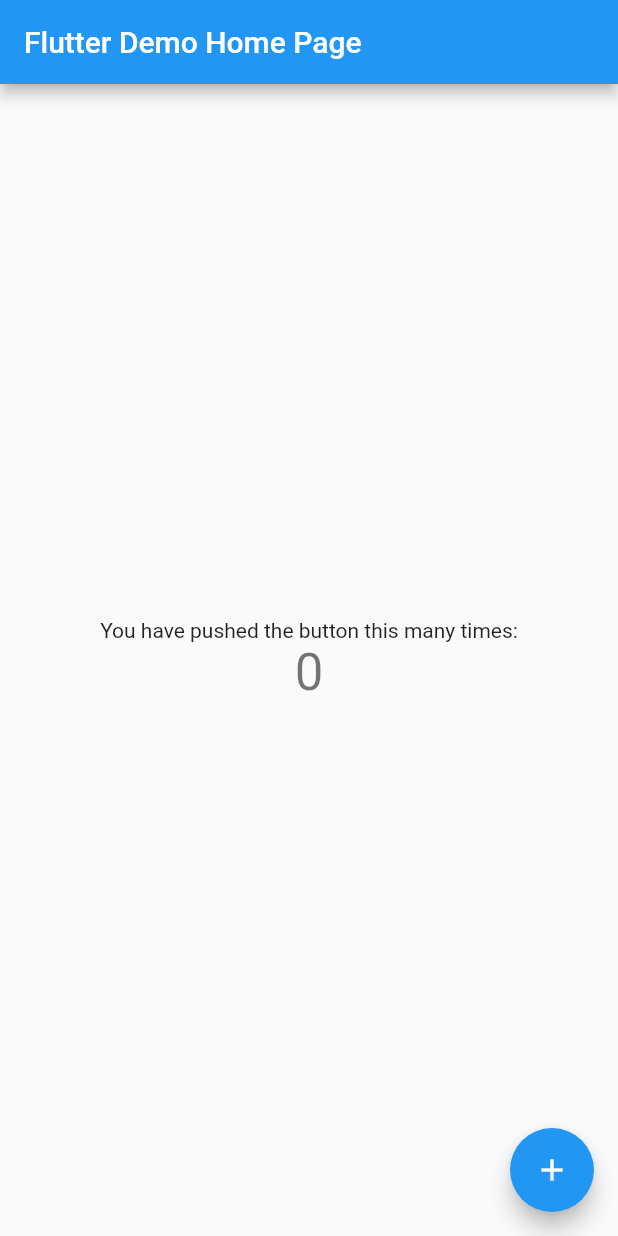
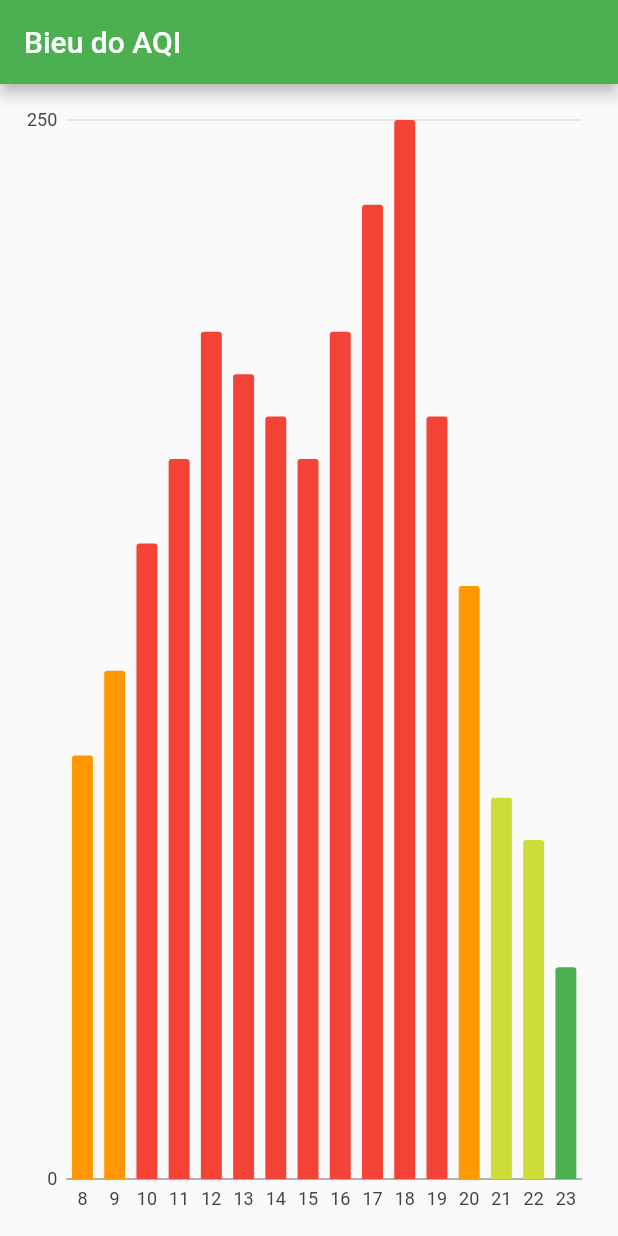
Before and after one commit to dath7/ChartAirsense, a Flutter app: the screen it shows after launch, on a phone screen of 412 x 824 dp. Run offline on Flutter 3.47's test engine with Material 2 defaults, Android fonts, the phone set to English and light mode, and no system bars; our stand-ins replace charts_flutter.

Commit message:
first commit

```diff
--- /dev/null
+++ b/lib/bar_chart.dart
@@ -0,0 +1,9 @@
+import 'package:charts_flutter/flutter.dart' as charts;
+
+class AQIChart {
+  int value;
+  String time;
+  final charts.Color color;
+
+  AQIChart({required this.value, required this.time, required this.color});
+}
--- /dev/null
+++ b/lib/homePage.dart
@@ -0,0 +1,114 @@
+import 'package:flutter/material.dart';
+import 'package:charts_flutter/flutter.dart' as charts;
+import 'package:impoor/bar_chart.dart';
+
+class HomePage extends StatelessWidget {
+  HomePage({super.key});
+  // create data
+  final List<AQIChart> data = [
+    AQIChart(
+      value: 100,
+      time: '8',
+      color: charts.ColorUtil.fromDartColor(Colors.orange),
+    ),
+    AQIChart(
+      value: 120,
+      time: '9',
+      color: charts.ColorUtil.fromDartColor(Colors.orange),
+    ),
+    AQIChart(
+      value: 150,
+      time: '10',
+      color: charts.ColorUtil.fromDartColor(Colors.red),
+    ),
+    AQIChart(
+      value: 170,
+      time: '11',
+      color: charts.ColorUtil.fromDartColor(Colors.red),
+    ),
+    AQIChart(
+      value: 200,
+      time: '12',
+      color: charts.ColorUtil.fromDartColor(Colors.red),
+    ),
+    AQIChart(
+      value: 190,
+      time: '13',
+      color: charts.ColorUtil.fromDartColor(Colors.red),
+    ),
+    AQIChart(
+      value: 180,
+      time: '14',
+      color: charts.ColorUtil.fromDartColor(Colors.red),
+    ),
+    AQIChart(
+      value: 170,
+      time: '15',
+      color: charts.ColorUtil.fromDartColor(Colors.red),
+    ),
+    AQIChart(
+      value: 200,
+      time: '16',
+      color: charts.ColorUtil.fromDartColor(Colors.red),
+    ),
+    AQIChart(
+      value: 230,
+      time: '17',
+      color: charts.ColorUtil.fromDartColor(Colors.red),
+    ),
+    AQIChart(
+      value: 250,
+      time: '18',
+      color: charts.ColorUtil.fromDartColor(Colors.red),
+    ),
+    AQIChart(
+      value: 180,
+      time: '19',
+      color: charts.ColorUtil.fromDartColor(Colors.red),
+    ),
+    AQIChart(
+      value: 140,
+      time: '20',
+      color: charts.ColorUtil.fromDartColor(Colors.orange),
+    ),
+    AQIChart(
+      value: 90,
+      time: '21',
+      color: charts.ColorUtil.fromDartColor(Colors.lime),
+    ),
+    AQIChart(
+      value: 80,
+      time: '22',
+      color: charts.ColorUtil.fromDartColor(Colors.lime),
+    ),
+    AQIChart(
+      value: 50,
+      time: '23',
+      color: charts.ColorUtil.fromDartColor(Colors.green),
+    ),
+  ];
+
+  @override
+  Widget build(BuildContext context) {
+    // create series
+    List<charts.Series<AQIChart, String>> series = [
+      charts.Series(
+        id: "AQI",
+        data: data,
+        domainFn: (AQIChart series, _) => series.time,
+        measureFn: (AQIChart series, _) => series.value,
+        colorFn: (AQIChart series, _) => series.color,
+      )
+    ];
+    return Scaffold(
+      appBar: AppBar(
+        backgroundColor: Colors.green,
+        title: const Text('Bieu do AQI'),
+      ),
+      body: Container(
+        padding: const EdgeInsets.all(10),
+        child: charts.BarChart(series, animate: true),
+      ),
+    );
+  }
+}
--- a/lib/main.dart
+++ b/lib/main.dart
@@ -1,4 +1,5 @@
 import 'package:flutter/material.dart';
+import 'package:impoor/homePage.dart';
 
 void main() {
   runApp(const MyApp());
@@ -11,105 +12,8 @@
   @override
   Widget build(BuildContext context) {
     return MaterialApp(
-      title: 'Flutter Demo',
-      theme: ThemeData(
-        // This is the theme of your application.
-        //
-        // Try running your application with "flutter run". You'll see the
-        // application has a blue toolbar. Then, without quitting the app, try
-        // changing the primarySwatch below to Colors.green and then invoke
-        // "hot reload" (press "r" in the console where you ran "flutter run",
-        // or simply save your changes to "hot reload" in a Flutter IDE).
-        // Notice that the counter didn't reset back to zero; the application
-        // is not restarted.
-        primarySwatch: Colors.blue,
-      ),
-      home: const MyHomePage(title: 'Flutter Demo Home Page'),
+      debugShowCheckedModeBanner: false,
+      home: HomePage(),
     );
   }
 }
-
-class MyHomePage extends StatefulWidget {
-  const MyHomePage({super.key, required this.title});
-
-  // This widget is the home page of your application. It is stateful, meaning
-  // that it has a State object (defined below) that contains fields that affect
-  // how it looks.
-
-  // This class is the configuration for the state. It holds the values (in this
-  // case the title) provided by the parent (in this case the App widget) and
-  // used by the build method of the State. Fields in a Widget subclass are
-  // always marked "final".
-
-  final String title;
-
-  @override
-  State<MyHomePage> createState() => _MyHomePageState();
-}
-
-class _MyHomePageState extends State<MyHomePage> {
-  int _counter = 0;
-
-  void _incrementCounter() {
-    setState(() {
-      // This call to setState tells the Flutter framework that something has
-      // changed in this State, which causes it to rerun the build method below
-      // so that the display can reflect the updated values. If we changed
-      // _counter without calling setState(), then the build method would not be
-      // called again, and so nothing would appear to happen.
-      _counter++;
-    });
-  }
-
-  @override
-  Widget build(BuildContext context) {
-    // This method is rerun every time setState is called, for instance as done
-    // by the _incrementCounter method above.
-    //
-    // The Flutter framework has been optimized to make rerunning build methods
-    // fast, so that you can just rebuild anything that needs updating rather
-    // than having to individually change instances of widgets.
-    return Scaffold(
-      appBar: AppBar(
-        // Here we take the value from the MyHomePage object that was created by
-        // the App.build method, and use it to set our appbar title.
-        title: Text(widget.title),
-      ),
-      body: Center(
-        // Center is a layout widget. It takes a single child and positions it
-        // in the middle of the parent.
-        child: Column(
-          // Column is also a layout widget. It takes a list of children and
-          // arranges them vertically. By default, it sizes itself to fit its
-          // children horizontally, and tries to be as tall as its parent.
-          //
-          // Invoke "debug painting" (press "p" in the console, choose the
-          // "Toggle Debug Paint" action from the Flutter Inspector in Android
-          // Studio, or the "Toggle Debug Paint" command in Visual Studio Code)
-          // to see the wireframe for each widget.
-          //
-          // Column has various properties to control how it sizes itself and
-          // how it positions its children. Here we use mainAxisAlignment to
-          // center the children vertically; the main axis here is the vertical
-          // axis because Columns are vertical (the cross axis would be
-          // horizontal).
-          mainAxisAlignment: MainAxisAlignment.center,
-          children: <Widget>[
-            const Text(
-              'You have pushed the button this many times:',
-            ),
-            Text(
-              '$_counter',
-              style: Theme.of(context).textTheme.headline4,
-            ),
-          ],
-        ),
-      ),
-      floatingActionButton: FloatingActionButton(
-        onPressed: _incrementCounter,
-        tooltip: 'Increment',
-        child: const Icon(Icons.add),
-      ), // This trailing comma makes auto-formatting nicer for build methods.
-    );
-  }
-}
--- a/pubspec.yaml
+++ b/pubspec.yaml
@@ -36,7 +36,7 @@
   # The following adds the Cupertino Icons font to your application.
   # Use with the CupertinoIcons class for iOS style icons.
   cupertino_icons: ^1.0.2
-
+  charts_flutter: ^0.12.0
 dev_dependencies:
   flutter_test:
     sdk: flutter
```
Also changed, not shown: pubspec.lock.
